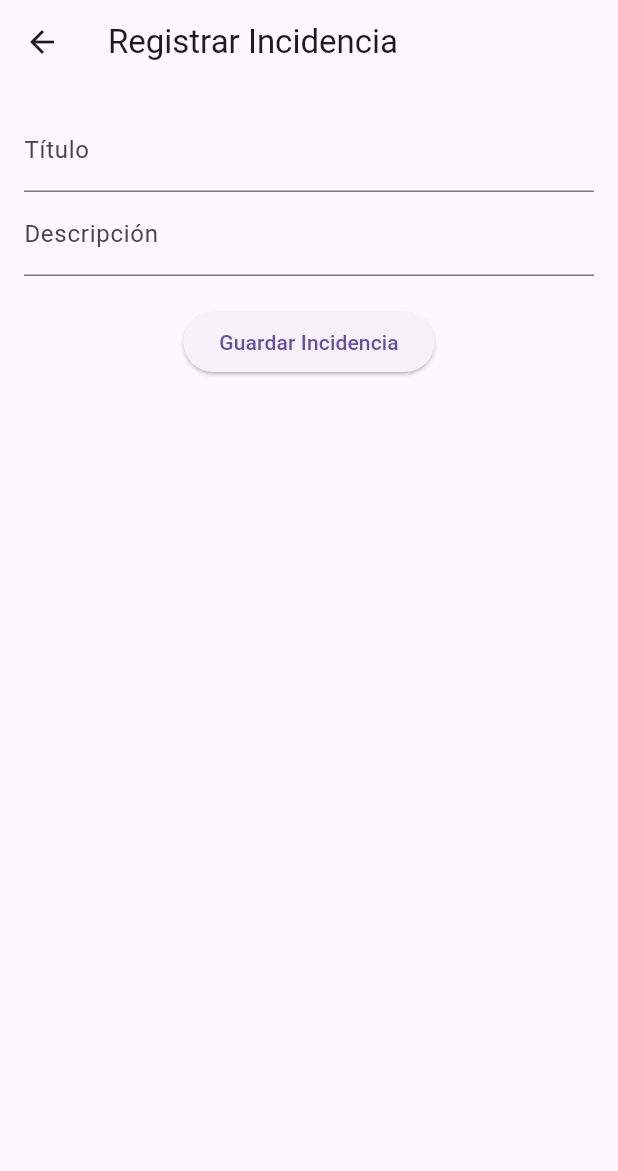
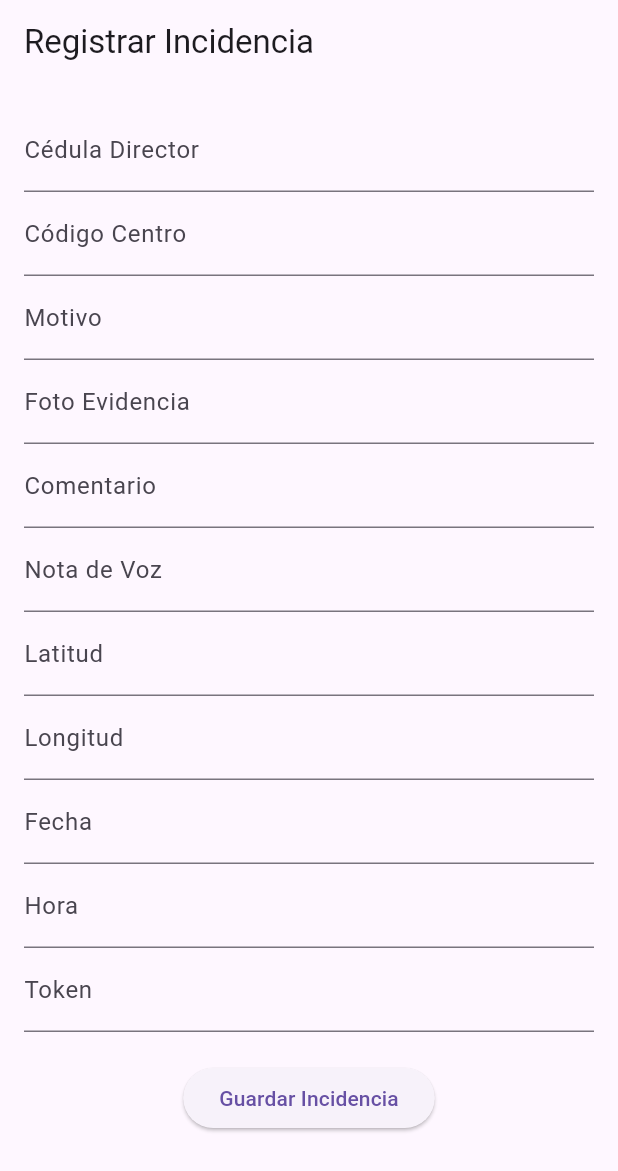
Before and after one commit to MorgusPettersn/visualizacion_incidencias, a Flutter app: the RegisterIncidenciaScreen screen opened directly, on a phone screen of 412 x 824 dp. Shown: the top 1171 px of the screen. Run offline on Flutter 3.47's test engine with Material 3 defaults, Android fonts, the phone set to English and light mode, and no system bars; network calls fail.

Commit message:
Ahora si creo, corregi algunso errores ahora está actualiado

```diff
--- a/lib/main.dart
+++ b/lib/main.dart
@@ -15,13 +15,11 @@ class MyApp extends StatelessWidget {
         ChangeNotifierProvider(create: (_) => IncidenciasProvider()),
       ],
       child: MaterialApp(
-        home: RegisterIncidencias(),
+        home: RegisterIncidenciaScreen(),
       ),
     );
   }
 }
-
-
 
 class IncidenciasScreen extends StatelessWidget {
   @override
@@ -33,7 +31,7 @@ class IncidenciasScreen extends StatelessWidget {
         title: Text('Incidencias'),
       ),
       body: FutureBuilder(
-        future: incidenciasProvider.fetchIncidencias(),
+        future: incidenciasProvider.fetchIncidencias('example_token', 'example_situacion_id'),
         builder: (context, snapshot) {
           if (snapshot.connectionState == ConnectionState.waiting) {
             return Center(child: CircularProgressIndicator());
@@ -45,8 +43,8 @@ class IncidenciasScreen extends StatelessWidget {
               itemBuilder: (context, index) {
                 final incidencia = incidenciasProvider.incidencias[index];
                 return ListTile(
-                  title: Text(incidencia.title),
-                  subtitle: Text(incidencia.description),
+                  title: Text(incidencia.motivo),
+                  subtitle: Text(incidencia.comentario),
                   onTap: () {
                     Navigator.push(
                       context,
@@ -74,14 +72,14 @@ class IncidenciaDetailScreen extends StatelessWidget {
   Widget build(BuildContext context) {
     return Scaffold(
       appBar: AppBar(
-        title: Text(incidencia.title),
+        title: Text(incidencia.motivo),
       ),
       body: Padding(
         padding: EdgeInsets.all(16.0),
         child: Column(
           crossAxisAlignment: CrossAxisAlignment.start,
           children: [
-            Text(incidencia.description),
+            Text(incidencia.comentario),
             // Aquí puedes agregar la visualización de la foto y el audio
           ],
         ),
--- a/lib/register_incidencias.dart
+++ b/lib/register_incidencias.dart
@@ -9,15 +9,36 @@ class RegisterIncidenciaScreen extends StatefulWidget {
 
 class _RegisterIncidenciaScreenState extends State<RegisterIncidenciaScreen> {
   final _formKey = GlobalKey<FormState>();
-  String _title = '';
-  String _description = '';
+  String _cedulaDirector = '';
+  String _codigoCentro = '';
+  String _motivo = '';
+  String _fotoEvidencia = '';
+  String _comentario = '';
+  String _notaVoz = '';
+  String _latitud = '';
+  String _longitud = '';
+  String _fecha = '';
+  String _hora = '';
+  String _token = '';
 
   void _saveForm() {
     if (_formKey.currentState!.validate()) {
       _formKey.currentState!.save();
       // Aquí se guarda la incidencia
       Provider.of<IncidenciasProvider>(context, listen: false).addIncidencia(
-        Incidencia(title: _title, description: _description),
+        Incidencia(
+          cedulaDirector: _cedulaDirector,
+          codigoCentro: _codigoCentro,
+          motivo: _motivo,
+          fotoEvidencia: _fotoEvidencia,
+          comentario: _comentario,
+          notaVoz: _notaVoz,
+          latitud: _latitud,
+          longitud: _longitud,
+          fecha: _fecha,
+          hora: _hora,
+          token: _token,
+        ),
       );
       Navigator.of(context).pop();
     }
@@ -36,27 +57,135 @@ class _RegisterIncidenciaScreenState extends State<RegisterIncidenciaScreen> {
           child: Column(
             children: [
               TextFormField(
-                decoration: InputDecoration(labelText: 'Título'),
+                decoration: InputDecoration(labelText: 'Cédula Director'),
                 validator: (value) {
                   if (value == null || value.isEmpty) {
-                    return 'Por favor ingrese un título';
+                    return 'Por favor ingrese la cédula del director';
                   }
                   return null;
                 },
                 onSaved: (value) {
-                  _title = value!;
+                  _cedulaDirector = value!;
                 },
               ),
               TextFormField(
-                decoration: InputDecoration(labelText: 'Descripción'),
+                decoration: InputDecoration(labelText: 'Código Centro'),
                 validator: (value) {
                   if (value == null || value.isEmpty) {
-                    return 'Por favor ingrese una descripción';
+                    return 'Por favor ingrese el código del centro';
                   }
                   return null;
                 },
                 onSaved: (value) {
-                  _description = value!;
+                  _codigoCentro = value!;
+                },
+              ),
+              TextFormField(
+                decoration: InputDecoration(labelText: 'Motivo'),
+                validator: (value) {
+                  if (value == null || value.isEmpty) {
+                    return 'Por favor ingrese el motivo';
+                  }
+                  return null;
+                },
+                onSaved: (value) {
+                  _motivo = value!;
+                },
+              ),
+              TextFormField(
+                decoration: InputDecoration(labelText: 'Foto Evidencia'),
+                validator: (value) {
+                  if (value == null || value.isEmpty) {
+                    return 'Por favor ingrese la foto de evidencia';
+                  }
+                  return null;
+                },
+                onSaved: (value) {
+                  _fotoEvidencia = value!;
+                },
+              ),
+              TextFormField(
+                decoration: InputDecoration(labelText: 'Comentario'),
+                validator: (value) {
+                  if (value == null || value.isEmpty) {
+                    return 'Por favor ingrese un comentario';
+                  }
+                  return null;
+                },
+                onSaved: (value) {
+                  _comentario = value!;
+                },
+              ),
+              TextFormField(
+                decoration: InputDecoration(labelText: 'Nota de Voz'),
+                validator: (value) {
+                  if (value == null || value.isEmpty) {
+                    return 'Por favor ingrese una nota de voz';
+                  }
+                  return null;
+                },
+                onSaved: (value) {
+                  _notaVoz = value!;
+                },
+              ),
+              TextFormField(
+                decoration: InputDecoration(labelText: 'Latitud'),
+                validator: (value) {
+                  if (value == null || value.isEmpty) {
+                    return 'Por favor ingrese la latitud';
+                  }
+                  return null;
+                },
+                onSaved: (value) {
+                  _latitud = value!;
+                },
+              ),
+              TextFormField(
+                decoration: InputDecoration(labelText: 'Longitud'),
+                validator: (value) {
+                  if (value == null || value.isEmpty) {
+                    return 'Por favor ingrese la longitud';
+                  }
+                  return null;
+                },
+                onSaved: (value) {
+                  _longitud = value!;
+                },
+              ),
+              TextFormField(
+                decoration: InputDecoration(labelText: 'Fecha'),
+                validator: (value) {
+                  if (value == null || value.isEmpty) {
+                    return 'Por favor ingrese la fecha';
+                  }
+                  return null;
+                },
+                onSaved: (value) {
+                  _fecha = value!;
+                },
+              ),
+              TextFormField(
+                decoration: InputDecoration(labelText: 'Hora'),
+                validator: (value) {
+                  if (value == null || value.isEmpty) {
+                    return 'Por favor ingrese la hora';
+                  }
+                  return null;
+                },
+                onSaved: (value) {
+                  _hora = value!;
+                },
+              ),
+              TextFormField(
+                decoration: InputDecoration(labelText: 'Token'),
+                validator: (value) {
+                  if (value == null || value.isEmpty) {
+                    return 'Por favor ingrese el token';
+                  }
+                  return null;
+                },
+                onSaved: (value) {
+                  _token = value!;
                 },
               ),
               SizedBox(height: 20),
--- a/pubspec.yaml
+++ b/pubspec.yaml
@@ -1,7 +1,7 @@
 name: visualizacion_incidencias
 description: A new Flutter project.
 
-publish_to: 'none' # Remove this line if you wish to publish to pub.dev
+publish_to: 'none'
 
 environment:
   sdk: ">=2.12.0 <3.0.0"
@@ -11,11 +11,12 @@ dependencies:
     sdk: flutter
   http: ^0.13.3
   provider: ^6.0.0
+  audioplayers: ^1.1.1
 
 dev_dependencies:
   flutter_test:
     sdk: flutter
-  flutter_lints: ^2.0.1 # Asegúrate de añadir esta línea
+  flutter_lints: ^2.0.1
 
 flutter:
   uses-material-design: true
```
Also changed, not shown: pubspec.lock, 5 other files.
